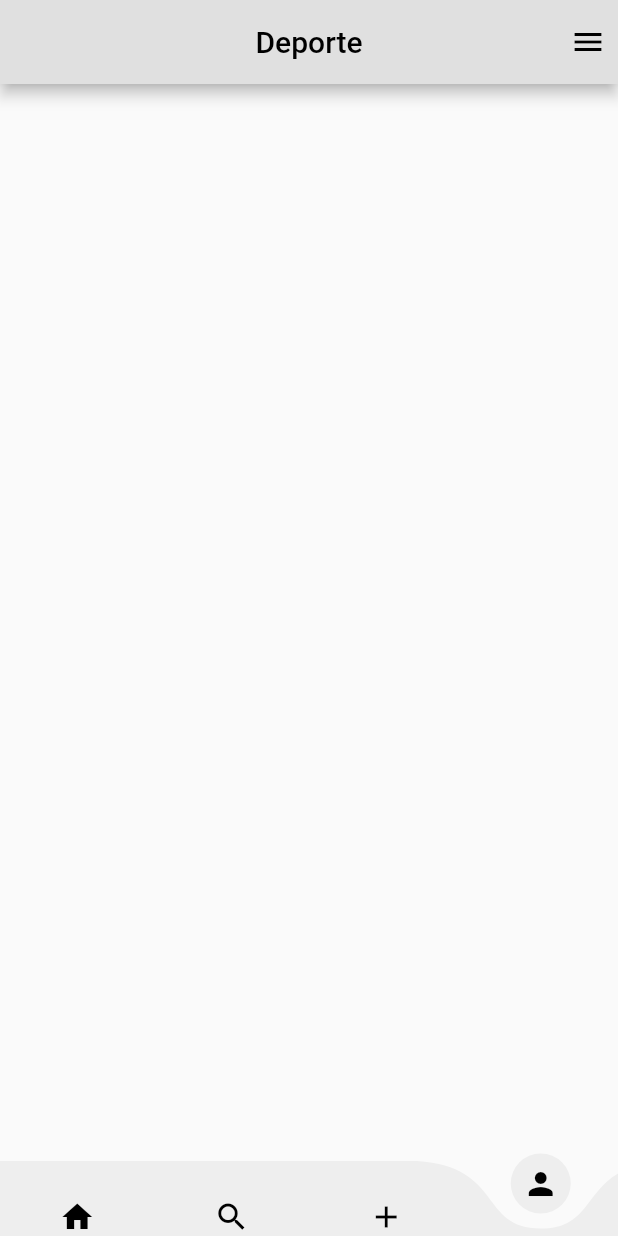
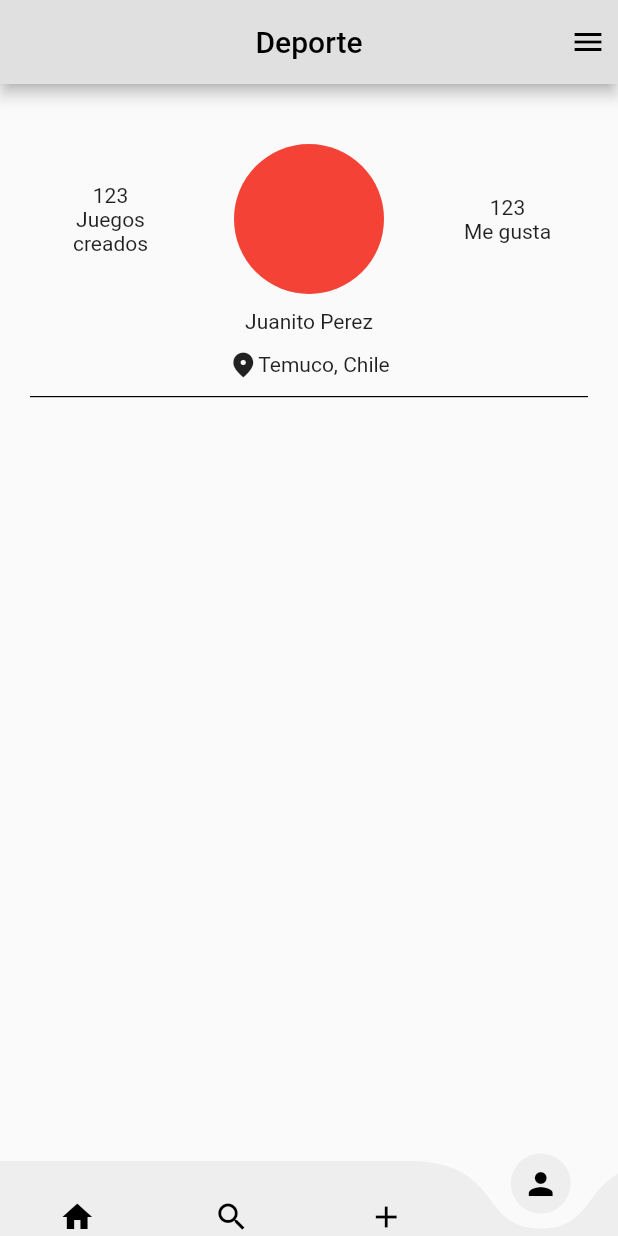
Before and after one commit to camiloEscalona98/proyectoDeporte, a Flutter app: the screen it shows after launch, item 4 of the bottom bar chosen, on a phone screen of 412 x 824 dp. Run offline on Flutter 3.47's test engine with Material 2 defaults, Android fonts, the light colour scheme and no system bars; drawn by our look-alikes of curved_navigation_bar.

Commit message:
avance con vista profile

```diff
--- a/lib/Screens/profile_screen.dart
+++ b/lib/Screens/profile_screen.dart
@@ -149,8 +149,75 @@ class _ProfileState extends State<Profile> {
           ],
         ),
         body: Column(
-        children: [],
+          children: [
+            Padding(
+              padding: const EdgeInsets.only(top: 40),
+              child: Row(
+                  mainAxisAlignment: MainAxisAlignment.spaceBetween,
+                  children: [
+                    Expanded(
+                      flex: 1,
+                      child: Padding(
+                        padding: const EdgeInsets.only(left: 10, right: 0),
+                        child: Column(
+                          children: [
+                            Text('123'),
+                            Text('Juegos'),
+                            Text('creados')
+                          ],
                         ),
-    );
+                      ),
+                    ),
+                    Expanded(
+                      flex: 1,
+                      child: Center(
+                        child: Container(
+                          width: 100,
+                          height: 100,
+                          decoration: BoxDecoration(
+                              color: Colors.red, shape: BoxShape.circle),
+                        ),
+                      ),
+                    ),
+                    Expanded(
+                      flex: 1,
+                      child: Padding(
+                        padding: const EdgeInsets.only(left: 0, right: 10),
+                        child: Column(
+                          children: [Text('123'), Text('Me gusta')],
+                        ),
+                      ),
+                    ),
+                  ]),
+            ),
+            Padding(
+              padding: const EdgeInsets.all(10.0),
+              child: Text('Juanito Perez'),
+            ),
+            Padding(
+              padding: const EdgeInsets.all(1.0),
+              child: Row(
+                mainAxisAlignment: MainAxisAlignment.center,
+                children: [
+                  Icon(
+                    Icons.fmd_good_sharp,
+                    size: 20,
+                  ),
+                  Text('Temuco, Chile'),
+                ],
+              ),
+            ),
+            Padding(
+              padding: const EdgeInsets.only(left: 20, right: 20, top: 10),
+              child: Container(
+                width: MediaQuery.of(context).size.width,
+                height: 0.8,
+                decoration: BoxDecoration(
+                  color: Colors.black,
+                ),
+              ),
+            )
+          ],
+        ));
   }
 }
```
Also changed, not shown: 1 other file. Lines whose indentation alone changed are shown as unchanged.
